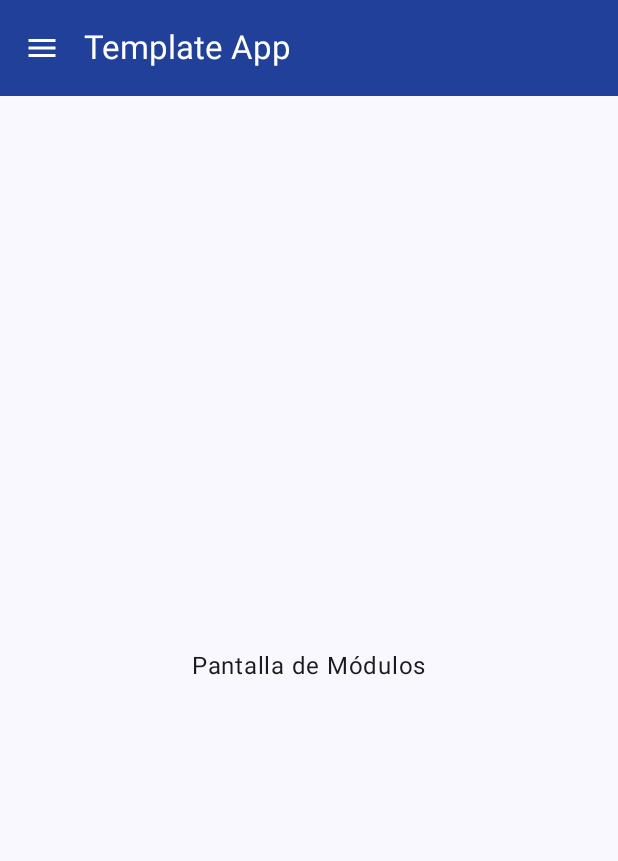
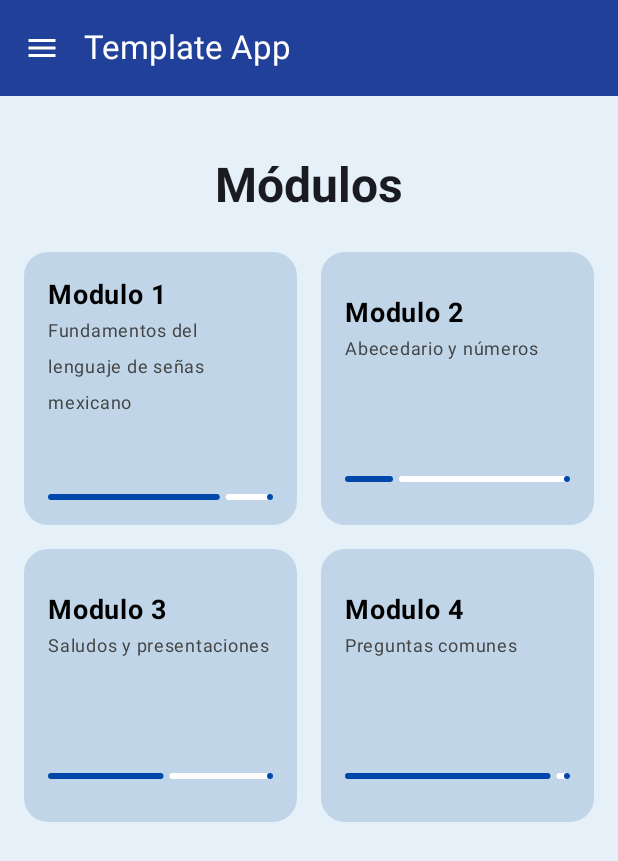
Before and after one commit to BorjaRuizCarlos/Proyecto_LenguajeDeSenas_Eq1, an Android app built with Jetpack Compose: the ModulesScreen screen opened through its navigation route, on a phone screen of 412 x 824 dp. Shown: the top 861 px of the screen. Run offline under Robolectric (Android 15) with nearby library versions, the phone set to English and light mode, and no system bars.

Commit message:
Correcciones generales y logica de modulos

```diff
--- a/app/src/main/java/com/example/template2025/composables/MainScaffold.kt
+++ b/app/src/main/java/com/example/template2025/composables/MainScaffold.kt
@@ -23,6 +23,7 @@ import androidx.compose.ui.Modifier
 import androidx.compose.ui.graphics.Color
 import androidx.compose.ui.graphics.vector.ImageVector
 import androidx.compose.ui.text.style.TextAlign
+import androidx.compose.ui.tooling.preview.Preview
 import androidx.compose.ui.unit.dp
 import androidx.navigation.NavController
 import androidx.navigation.NavHostController
@@ -37,6 +38,7 @@ import com.example.template2025.screens.ModulesScreen
 
 import com.example.template2025.screens.ProfileScreen
 import com.example.template2025.screens.SettingsScreen
+import com.example.template2025.ui.theme.Template2025Theme
 import kotlinx.coroutines.CoroutineScope
 import kotlinx.coroutines.launch
 
@@ -147,7 +149,7 @@ fun MainScaffold(onLogoutClick: () -> Unit, onNavigateToAuth: () -> Unit) {
                 composable(Route.Home.route)     { HomeScreen() }
                 composable(Route.Profile.route)  { ProfileScreen() }
                 composable(Route.Settings.route) { SettingsScreen() }
-                composable(Route.Modules.route) { ModulesScreen() }
+                composable(Route.Modules.route) { ModulesScreen(navController = nav) } // Corregido
                 composable(Route.DailyQuests.route) { DailyQuestsScreen() }
             }
         }
@@ -207,3 +209,11 @@ fun DrawerItem(
         )
     )
 }
+
+@Preview(showBackground = true, showSystemUi = true)
+@Composable
+fun MainScaffoldPreview() {
+    Template2025Theme {
+        MainScaffold(onLogoutClick = {}, onNavigateToAuth = {})
+    }
+}
--- a/app/src/main/java/com/example/template2025/navigation/Route.kt
+++ b/app/src/main/java/com/example/template2025/navigation/Route.kt
@@ -14,5 +14,10 @@ sealed class Route(val route: String) {
     data object Profile : Route("profile")
     data object Settings : Route("settings")
     data object Modules : Route("modules")
+
+    // Ruta para ver el contenido de un módulo. Acepta un argumento "moduleId".
+    data object InsideModule : Route("inside_module/{moduleId}") {
+        fun createRoute(moduleId: Int) = "inside_module/$moduleId"
+    }
     data object DailyQuests : Route("dailyquests")
 }
--- /dev/null
+++ b/app/src/main/java/com/example/template2025/screens/Modules.kt
@@ -0,0 +1,130 @@
+package com.example.template2025.screens
+
+import androidx.compose.foundation.background
+import androidx.compose.foundation.clickable
+import androidx.compose.foundation.layout.Arrangement
+import androidx.compose.foundation.layout.Box
+import androidx.compose.foundation.layout.Column
+import androidx.compose.foundation.layout.Spacer
+import androidx.compose.foundation.layout.aspectRatio
+import androidx.compose.foundation.layout.fillMaxSize
+import androidx.compose.foundation.layout.fillMaxWidth
+import androidx.compose.foundation.layout.height
+import androidx.compose.foundation.layout.padding
+import androidx.compose.foundation.lazy.grid.GridCells
+import androidx.compose.foundation.lazy.grid.LazyVerticalGrid
+import androidx.compose.foundation.lazy.grid.items
+import androidx.compose.foundation.shape.RoundedCornerShape
+import androidx.compose.material3.Card
+import androidx.compose.material3.CardDefaults
+import androidx.compose.material3.LinearProgressIndicator
+import androidx.compose.material3.MaterialTheme
+import androidx.compose.material3.Text
+import androidx.compose.runtime.Composable
+import androidx.compose.runtime.collectAsState
+import androidx.compose.runtime.getValue
+import androidx.compose.ui.Alignment
+import androidx.compose.ui.Modifier
+import androidx.compose.ui.graphics.Color
+import androidx.compose.ui.text.font.FontWeight
+import androidx.compose.ui.text.style.TextAlign
+import androidx.compose.ui.tooling.preview.Preview
+import androidx.compose.ui.unit.dp
+import androidx.compose.ui.unit.sp
+import androidx.lifecycle.viewmodel.compose.viewModel
+import androidx.navigation.NavController
+import androidx.navigation.compose.rememberNavController
+import com.example.template2025.navigation.Route
+import com.example.template2025.viewModel.Module
+import com.example.template2025.viewModel.ModuleViewModel
+
+
+@Composable
+fun ModulesScreen(
+    navController: NavController,
+    moduleViewModel: ModuleViewModel = viewModel(),
+    modifier: Modifier = Modifier // Added modifier
+) {
+    val modules by moduleViewModel.modules.collectAsState()
+
+    Column(
+        modifier = modifier // Use the modifier here
+            .fillMaxSize()
+            .background(Color(0xFFE6F0F8))
+            .padding(16.dp)
+    ) {
+        Text(
+            text = "Módulos",
+            style = MaterialTheme.typography.headlineLarge,
+            modifier = Modifier
+                .fillMaxWidth()
+                .padding(vertical = 24.dp),
+            textAlign = TextAlign.Center,
+            fontWeight = FontWeight.Bold
+        )
+        LazyVerticalGrid(
+            columns = GridCells.Fixed(2),
+            verticalArrangement = Arrangement.spacedBy(16.dp),
+            horizontalArrangement = Arrangement.spacedBy(16.dp)
+        ) {
+            items(modules) { module ->
+                ModuleCard(module = module, onClick = {
+                    navController.navigate(Route.InsideModule.createRoute(module.id))
+                })
+            }
+        }
+    }
+}
+
+@Composable
+fun ModuleCard(module: Module, onClick: () -> Unit) {
+    Card(
+        modifier = Modifier
+            .clickable(onClick = onClick)
+            .aspectRatio(1f),
+        shape = RoundedCornerShape(16.dp),
+        colors = CardDefaults.cardColors(containerColor = Color(0xFFC0D6E8))
+    ) {
+        Column(
+            modifier = Modifier
+                .fillMaxSize()
+                .padding(16.dp),
+            verticalArrangement = Arrangement.SpaceAround,
+            horizontalAlignment = Alignment.Start
+        ) {
+            Column {
+                Text(
+                    text = module.title,
+                    fontWeight = FontWeight.Bold,
+                    fontSize = 18.sp,
+                    color = Color.Black
+                )
+                Text(
+                    text = module.subtitle,
+                    fontSize = 12.sp,
+                    color = Color.DarkGray
+                )
+            }
+            Column(
+                modifier = Modifier.fillMaxWidth(),
+                horizontalAlignment = Alignment.CenterHorizontally
+            ) {
+                // Placeholder for the wavy image.
+                Box(modifier = Modifier.height(40.dp))
+                Spacer(modifier = Modifier.height(8.dp))
+                LinearProgressIndicator(
+                    progress = module.progress,
+                    modifier = Modifier.fillMaxWidth(),
+                    color = Color(0xFF0047AB),
+                    trackColor = Color.White
+                )
+            }
+        }
+    }
+}
+
+@Preview(showBackground = true)
+@Composable
+fun ModulesScreenPreview() {
+    ModulesScreen(navController = rememberNavController())
+}
--- /dev/null
+++ b/app/src/main/java/com/example/template2025/viewModel/ModuleViewModel.kt
@@ -0,0 +1,69 @@
+package com.example.template2025.viewModel
+
+import androidx.lifecycle.ViewModel
+import kotlinx.coroutines.flow.MutableStateFlow
+import kotlinx.coroutines.flow.StateFlow
+import kotlinx.coroutines.flow.asStateFlow
+
+// En una app más grande, estos modelos estarían en su propio paquete (p. ej., 'data/models')
+data class Module(
+    val id: Int,
+    val title: String,
+    val subtitle: String,
+    val progress: Float, // Progreso de 0.0 a 1.0
+    val unlocked: Boolean
+)
+
+data class Lesson(
+    val title: String,
+    val progress: Int,
+    val total: Int
+)
+
+class ModuleViewModel : ViewModel() {
+
+    // Datos de ejemplo que simulan venir de una API o base de datos.
+    private val _modules = MutableStateFlow<List<Module>>(emptyList())
+    val modules: StateFlow<List<Module>> = _modules.asStateFlow()
+
+    // Un mapa que asocia el ID de un módulo con su lista de lecciones.
+    private val allLessons = mapOf(
+        1 to listOf(
+            Lesson("Abecedario", 43, 50),
+            Lesson("Animales (Módulo 1)", 30, 50),
+            Lesson("Colores (Módulo 1)", 25, 50)
+        ),
+        2 to listOf(
+            Lesson("Lección A (Módulo 2)", 10, 20),
+            Lesson("Lección B (Módulo 2)", 5, 20)
+        ),
+        3 to listOf(
+            Lesson("Lección X (Módulo 3)", 0, 100),
+            Lesson("Lección Y (Módulo 3)", 50, 100),
+        ),
+        4 to listOf(
+            Lesson("Pregunta Final 1", 1, 1),
+            Lesson("Pregunta Final 2", 0, 1)
+        )
+    )
+
+    init {
+        // Carga los módulos iniciales cuando se crea el ViewModel.
+        _modules.value = listOf(
+            Module(1, "Modulo 1", "Fundamentos del lenguaje de señas mexicano", 0.75f, true),
+            Module(2, "Modulo 2", "Abecedario y números", 0.2f, true),
+            Module(3, "Modulo 3", "Saludos y presentaciones", 0.5f, true),
+            Module(4, "Modulo 4", "Preguntas comunes", 0.9f, true)
+        )
+    }
+
+    /** Devuelve un módulo específico basado en su ID. */
+    fun getModule(moduleId: Int?): Module? {
+        return _modules.value.find { it.id == moduleId }
+    }
+
+    /** Devuelve la lista de lecciones para un módulo específico. */
+    fun getLessonsForModule(moduleId: Int?): List<Lesson> {
+        return allLessons[moduleId] ?: emptyList()
+    }
+}
```
Also changed, not shown: app/src/main/java/com/example/template2025/screens/AbecedarioScreen.kt (+20 -18 lines), app/src/main/java/com/example/template2025/screens/InsideModules.kt (added, +115 -0 lines), app/src/main/java/com/example/template2025/screens/MisionesDiariasScreen.kt (+30 -24 lines).
